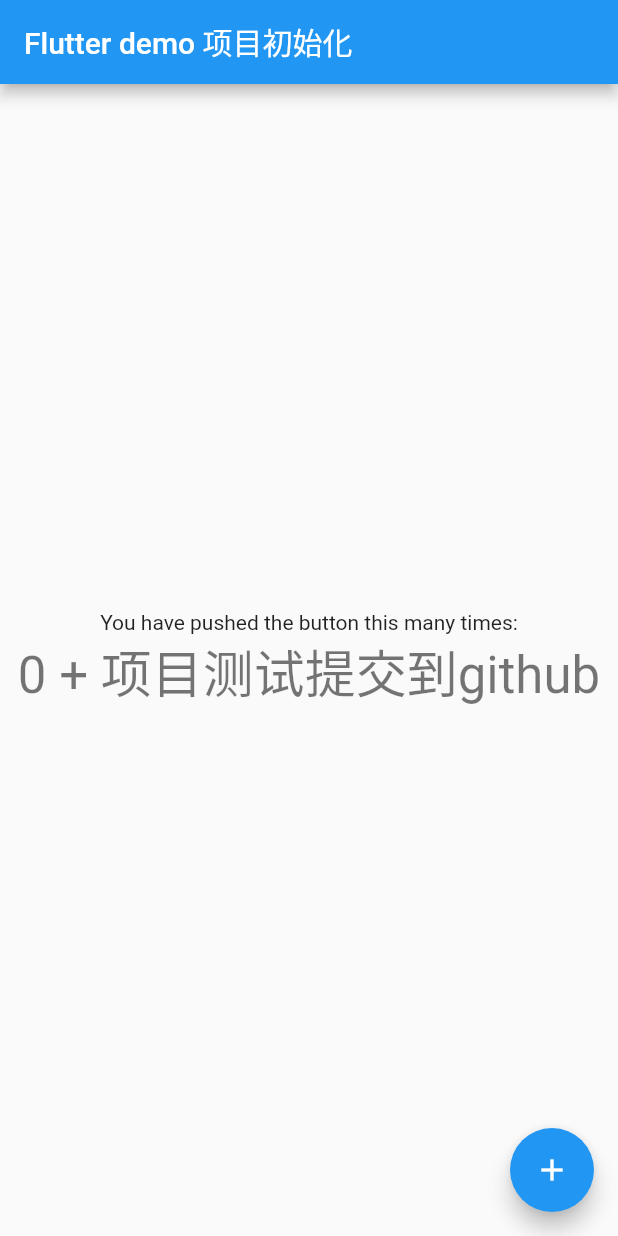
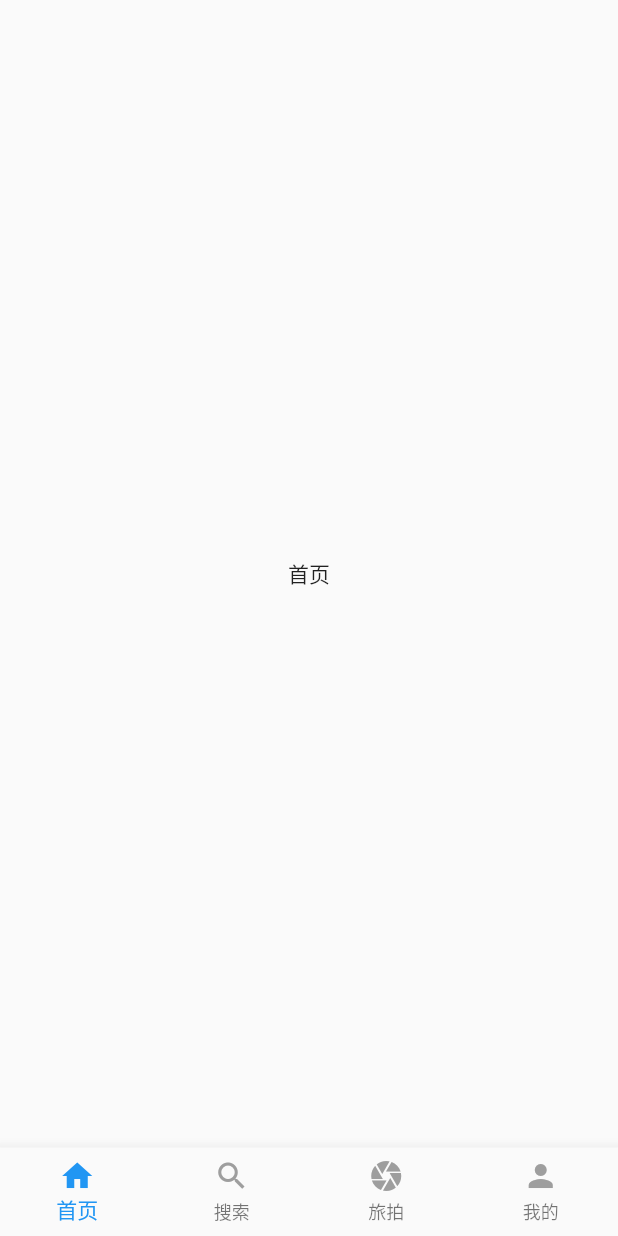
Before and after one commit to liuwanbing/flutter-study_xiecheng_trip, a Flutter app: the screen it shows after launch, on a phone screen of 412 x 824 dp. Run offline on Flutter 3.47's test engine with Material 2 defaults, Android fonts, the phone set to English and light mode, and no system bars.

Commit message:
仿携程底部导航栏实现

```diff
--- /dev/null
+++ b/flutter_xiecheng_trip/lib/Navigator/tab_navigator.dart
@@ -0,0 +1,87 @@
+import 'package:flutter/material.dart';
+import 'package:flutterxiechengtrip/Pages/home_page.dart';
+import 'package:flutterxiechengtrip/Pages/my_page.dart';
+import 'package:flutterxiechengtrip/Pages/search_page.dart';
+import 'package:flutterxiechengtrip/Pages/travel_page.dart';
+
+class TabNavigator extends StatefulWidget {
+  @override
+  _TabNavigatorState createState() => _TabNavigatorState();
+
+}
+
+class _TabNavigatorState extends State<TabNavigator>{
+
+  final _defaultColor = Colors.grey;
+  final _activeColor = Colors.blue;
+  int _currentIndex = 0;
+
+
+  @override
+  Widget build(BuildContext context) {
+
+    final  _controller = PageController(
+      initialPage: 0,
+    );
+    return Scaffold(
+      body: PageView(
+        controller: _controller,
+        children: <Widget>[
+          HomePage(),
+          SearchPage(),
+          TravelPage(),
+          MyPage(),
+        ],
+      ),
+      bottomNavigationBar: BottomNavigationBar(
+          type: BottomNavigationBarType.fixed,//控制title不选中时候也显示文字
+          onTap: (index){
+            //跳转到对应的page
+            _controller.jumpToPage(index);
+            //点击后更新index
+            setState(() {
+              _currentIndex = index;
+            });
+          },
+          currentIndex: _currentIndex,
+          items: [
+            BottomNavigationBarItem(
+
+                icon: Icon(Icons.home, color: _defaultColor,),
+                title: Text('首页', style: TextStyle(
+                    color: _currentIndex == 0 ? _activeColor : _defaultColor),),
+                activeIcon: Icon(Icons.home, color: _activeColor,)
+            ),
+            BottomNavigationBarItem(
+                icon: Icon(Icons.search, color: _defaultColor,),
+                title: Text('搜索', style: TextStyle(
+                    color: _currentIndex == 1 ? _activeColor : _defaultColor),),
+                activeIcon: Icon(Icons.search, color: _activeColor,)
+            ),
+            BottomNavigationBarItem(
+                icon: Icon(Icons.camera, color: _defaultColor,),
+                title: Text('旅拍', style: TextStyle(
+                    color: _currentIndex == 2 ? _activeColor : _defaultColor),),
+                activeIcon: Icon(Icons.camera, color: _activeColor,)
+            ),
+            BottomNavigationBarItem(
+                icon: Icon(Icons.person, color: _defaultColor,),
+                title: Text('我的', style: TextStyle(
+                    color: _currentIndex == 3 ? _activeColor : _defaultColor),),
+                activeIcon: Icon(Icons.person, color: _activeColor,)
+            )
+          ]
+      ),
+    );
+  }
+
+
+  _bottomNavigationBarItem(String title,int currentIndex){
+   return BottomNavigationBarItem(
+        icon: Icon(Icons.home, color: _defaultColor,),
+        title: Text(title, style: TextStyle(
+            color: currentIndex == 0 ? _activeColor : _defaultColor),),
+        activeIcon: Icon(Icons.home, color: _activeColor,)
+    );
+  }
+}
--- /dev/null
+++ b/flutter_xiecheng_trip/lib/Pages/home_page.dart
@@ -0,0 +1,18 @@
+import 'package:flutter/material.dart';
+
+class HomePage extends StatefulWidget {
+  @override
+  _HomePage createState() => _HomePage();
+
+}
+
+class _HomePage extends State<HomePage>{
+  @override
+  Widget build(BuildContext context) {
+    return Scaffold(
+        body: Center(
+          child: Text("首页"),
+        )
+    );
+  }
+}
--- a/flutter_xiecheng_trip/lib/main.dart
+++ b/flutter_xiecheng_trip/lib/main.dart
@@ -1,4 +1,6 @@
 import 'package:flutter/material.dart';
+
+import 'Navigator/tab_navigator.dart';
 
 void main() => runApp(MyApp());
 
@@ -20,92 +22,7 @@ class MyApp extends StatelessWidget {
         // is not restarted.
         primarySwatch: Colors.blue,
       ),
-      home: MyHomePage(title: 'Flutter demo 项目初始化'),
+      home: TabNavigator(),
     );
   }
 }
-
-class MyHomePage extends StatefulWidget {
-  MyHomePage({Key key, this.title}) : super(key: key);
-
-  // This widget is the home page of your application. It is stateful, meaning
-  // that it has a State object (defined below) that contains fields that affect
-  // how it looks.
-
-  // This class is the configuration for the state. It holds the values (in this
-  // case the title) provided by the parent (in this case the App widget) and
-  // used by the build method of the State. Fields in a Widget subclass are
-  // always marked "final".
-
-  final String title;
-
-  @override
-  _MyHomePageState createState() => _MyHomePageState();
-}
-
-class _MyHomePageState extends State<MyHomePage> {
-  int _counter = 0;
-
-  void _incrementCounter() {
-    setState(() {
-      // This call to setState tells the Flutter framework that something has
-      // changed in this State, which causes it to rerun the build method below
-      // so that the display can reflect the updated values. If we changed
-      // _counter without calling setState(), then the build method would not be
-      // called again, and so nothing would appear to happen.
-      _counter++;
-    });
-  }
-
-  @override
-  Widget build(BuildContext context) {
-    // This method is rerun every time setState is called, for instance as done
-    // by the _incrementCounter method above.
-    //
-    // The Flutter framework has been optimized to make rerunning build methods
-    // fast, so that you can just rebuild anything that needs updating rather
-    // than having to individually change instances of widgets.
-    return Scaffold(
-      appBar: AppBar(
-        // Here we take the value from the MyHomePage object that was created by
-        // the App.build method, and use it to set our appbar title.
-        title: Text(widget.title),
-      ),
-      body: Center(
-        // Center is a layout widget. It takes a single child and positions it
-        // in the middle of the parent.
-        child: Column(
-          // Column is also a layout widget. It takes a list of children and
-          // arranges them vertically. By default, it sizes itself to fit its
-          // children horizontally, and tries to be as tall as its parent.
-          //
-          // Invoke "debug painting" (press "p" in the console, choose the
-          // "Toggle Debug Paint" action from the Flutter Inspector in Android
-          // Studio, or the "Toggle Debug Paint" command in Visual Studio Code)
-          // to see the wireframe for each widget.
-          //
-          // Column has various properties to control how it sizes itself and
-          // how it positions its children. Here we use mainAxisAlignment to
-          // center the children vertically; the main axis here is the vertical
-          // axis because Columns are vertical (the cross axis would be
-          // horizontal).
-          mainAxisAlignment: MainAxisAlignment.center,
-          children: <Widget>[
-            Text(
-              'You have pushed the button this many times:',
-            ),
-            Text(
-              '$_counter + 项目测试提交到github',
-              style: Theme.of(context).textTheme.display1,
-            ),
-          ],
-        ),
-      ),
-      floatingActionButton: FloatingActionButton(
-        onPressed: _incrementCounter,
-        tooltip: 'Increment',
-        child: Icon(Icons.add),
-      ), // This trailing comma makes auto-formatting nicer for build methods.
-    );
-  }
-}
```
Also changed, not shown: flutter_xiecheng_trip/lib/Pages/my_page.dart (added, +17 -0 lines), flutter_xiecheng_trip/lib/Pages/search_page.dart (added, +17 -0 lines), flutter_xiecheng_trip/lib/Pages/travel_page.dart (added, +17 -0 lines), 2 other files.
